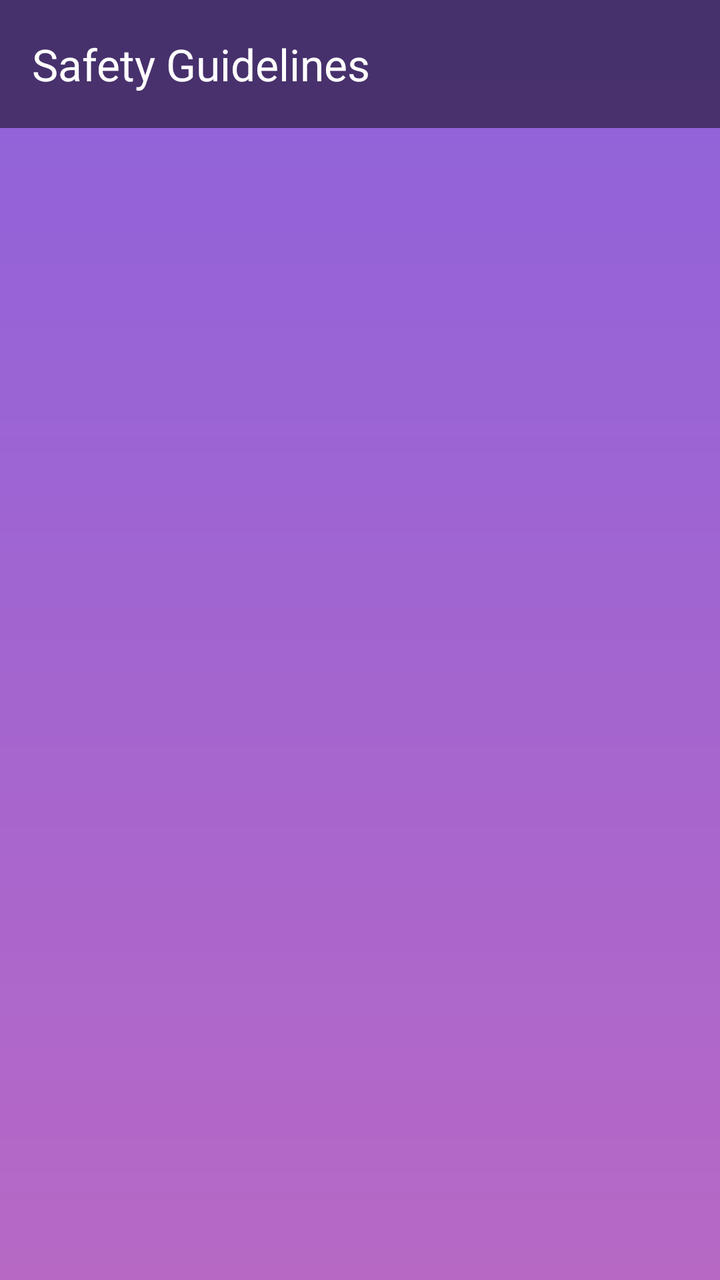
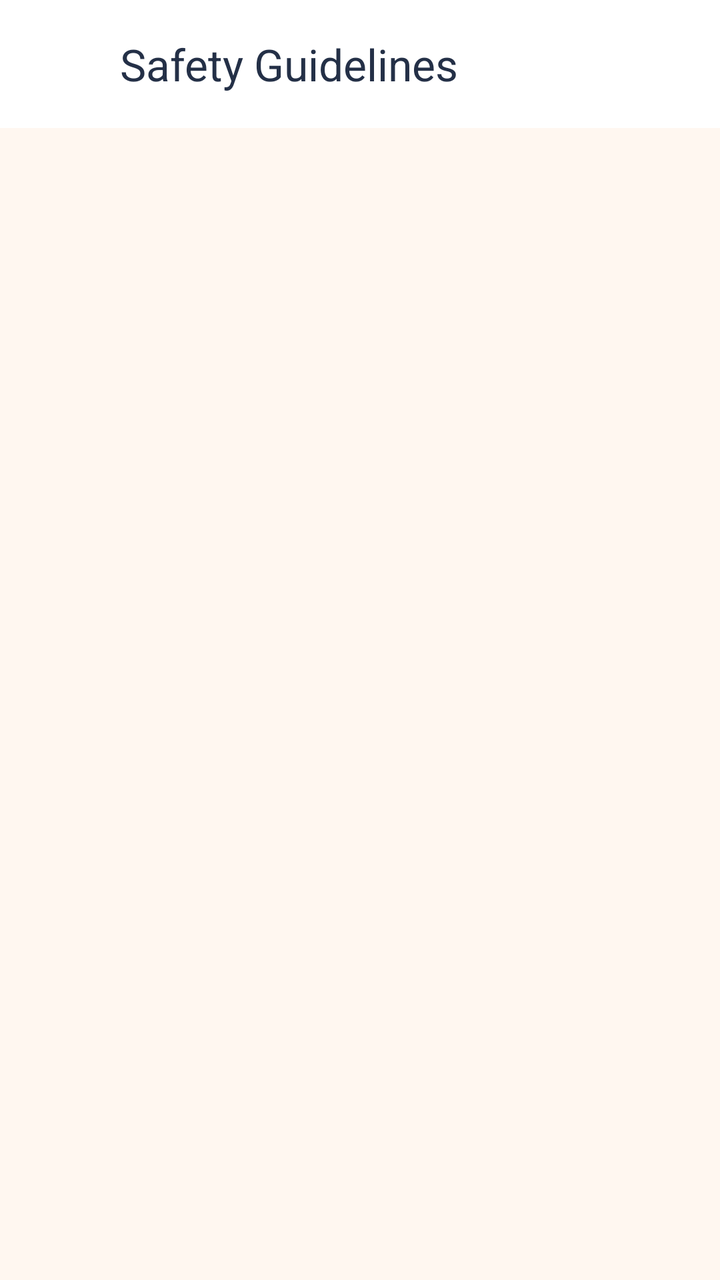

Before-and-after screenshots of an Android layout around one commit, followed by the original layout XML and the change that was made.
<!-- AndroidManifest.xml: application theme Theme.EmpowHer -->
<!-- res/layout/activity_security_suggestions.xml -->
<?xml version="1.0" encoding="utf-8"?>
<LinearLayout xmlns:android="http://schemas.android.com/apk/res/android"
    xmlns:app="http://schemas.android.com/apk/res-auto"
    android:layout_width="match_parent"
    android:layout_height="match_parent"
    android:background="@drawable/bg"
    android:orientation="vertical">

    <androidx.appcompat.widget.Toolbar
        android:id="@+id/toolbar"
        android:layout_width="match_parent"
        android:layout_height="?attr/actionBarSize"
        android:background="#80000000"
        app:title="Safety Guidelines"
        app:titleTextColor="@color/white" />

    <androidx.recyclerview.widget.RecyclerView
        android:id="@+id/rvGuidelines"
        android:layout_width="match_parent"
        android:layout_height="match_parent"
        android:clipToPadding="false"
        android:padding="8dp" />

</LinearLayout>
<!-- resources referenced by this layout -->
<resources>
  <color name="white">#FFFFFF</color>
  <!-- drawable bg (drawable) -->
  <?xml version="1.0" encoding="utf-8"?>
  <shape xmlns:android="http://schemas.android.com/apk/res/android">
      <gradient android:type="linear" android:angle="100"
          android:startColor="#8E62DB" android:endColor="#B768C5" />
  
  </shape>
  <style name="Theme.EmpowHer" parent="Base.Theme.EmpowHer" />
  <style name="Base.Theme.EmpowHer" parent="Theme.Material3.DayNight.NoActionBar">
          <item name="colorPrimary">@color/deep_purple</item>
          <item name="colorOnPrimary">@color/white</item>
          <item name="colorSecondary">@color/deep_purple</item>
          <item name="colorSurface">@color/woshield_card_bg</item>
          <item name="android:windowBackground">@color/woshield_bg</item>
          <item name="android:statusBarColor">@color/dark_purple</item>
      </style>
  <color name="deep_purple">#6D3DB8</color>
  <color name="woshield_card_bg">#FFFFFF</color>
  <color name="woshield_bg">#F8F6FC</color>
  <color name="dark_purple">#382253</color>
</resources>

<!-- the commit's change to res/layout/activity_security_suggestions.xml (unified diff, before → after) -->
@@ -3,22 +3,24 @@
     xmlns:app="http://schemas.android.com/apk/res-auto"
     android:layout_width="match_parent"
     android:layout_height="match_parent"
-    android:background="@drawable/bg"
+    android:background="@color/warm_ivory"
     android:orientation="vertical">
 
     <androidx.appcompat.widget.Toolbar
         android:id="@+id/toolbar"
         android:layout_width="match_parent"
         android:layout_height="?attr/actionBarSize"
-        android:background="#80000000"
+        android:background="@color/surface_card"
+        app:elevation="2dp"
+        app:navigationIcon="@drawable/ic_arrow_back"
         app:title="Safety Guidelines"
-        app:titleTextColor="@color/white" />
+        app:titleTextColor="@color/midnight_slate" />
 
     <androidx.recyclerview.widget.RecyclerView
         android:id="@+id/rvGuidelines"
         android:layout_width="match_parent"
         android:layout_height="match_parent"
         android:clipToPadding="false"
-        android:padding="8dp" />
+        android:padding="16dp" />
 
 </LinearLayout>
<!-- resource entries referenced after the edit -->
@@ -1,25 +1,43 @@
 <!-- resources referenced by this layout -->
 <resources>
+  <color name="midnight_slate">#243047</color>
+  <color name="surface_card">#FFFFFF</color>
+  <color name="warm_ivory">#FFF7F0</color>
+  <!-- drawable ic_arrow_back (drawable) -->
+  <vector xmlns:android="http://schemas.android.com/apk/res/android"
+      android:width="24dp"
+      android:height="24dp"
+      android:viewportWidth="24"
+      android:viewportHeight="24"
+      android:tint="#FFFFFF">
+    <path
+        android:fillColor="@android:color/white"
+        android:pathData="M20,11H7.83l5.59,-5.59L12,4l-8,8 8,8 1.41,-1.41L7.83,13H20v-2z"/>
+  </vector>
   <color name="white">#FFFFFF</color>
-  <!-- drawable bg (drawable) -->
-  <?xml version="1.0" encoding="utf-8"?>
-  <shape xmlns:android="http://schemas.android.com/apk/res/android">
-      <gradient android:type="linear" android:angle="100"
-          android:startColor="#8E62DB" android:endColor="#B768C5" />
-  
-  </shape>
   <style name="Theme.EmpowHer" parent="Base.Theme.EmpowHer" />
   <style name="Base.Theme.EmpowHer" parent="Theme.Material3.DayNight.NoActionBar">
-          <item name="colorPrimary">@color/deep_purple</item>
+          <item name="colorPrimary">@color/royal_violet</item>
           <item name="colorOnPrimary">@color/white</item>
-          <item name="colorSecondary">@color/deep_purple</item>
+          <item name="colorSecondary">@color/royal_violet</item>
           <item name="colorSurface">@color/woshield_card_bg</item>
           <item name="android:windowBackground">@color/woshield_bg</item>
-          <item name="android:statusBarColor">@color/dark_purple</item>
+          <item name="android:statusBarColor">@color/woshield_bg</item>
+          <item name="android:windowLightStatusBar" tools:targetApi="m">true</item>
+          <item name="materialCardViewStyle">@style/Widget.Woshield.Card</item>
       </style>
-  <color name="deep_purple">#6D3DB8</color>
+  <color name="royal_violet">#6D4AFF</color>
   <color name="woshield_card_bg">#FFFFFF</color>
-  <color name="woshield_bg">#F8F6FC</color>
-  <color name="dark_purple">#382253</color>
+  <color name="woshield_bg">#FFF7F0</color>
+  <style name="Widget.Woshield.Card" parent="Widget.Material3.CardView.Elevated">
+          <item name="cardCornerRadius">@dimen/radius_card</item>
+          <item name="cardElevation">@dimen/elevation_card</item>
+          <item name="strokeWidth">1dp</item>
+          <item name="strokeColor">@color/subtle_border</item>
+          <item name="cardBackgroundColor">@color/woshield_card_bg</item>
+      </style>
+  <dimen name="radius_card">16dp</dimen>
+  <dimen name="elevation_card">2dp</dimen>
+  <color name="subtle_border">#E7E2EC</color>
 </resources>
 
